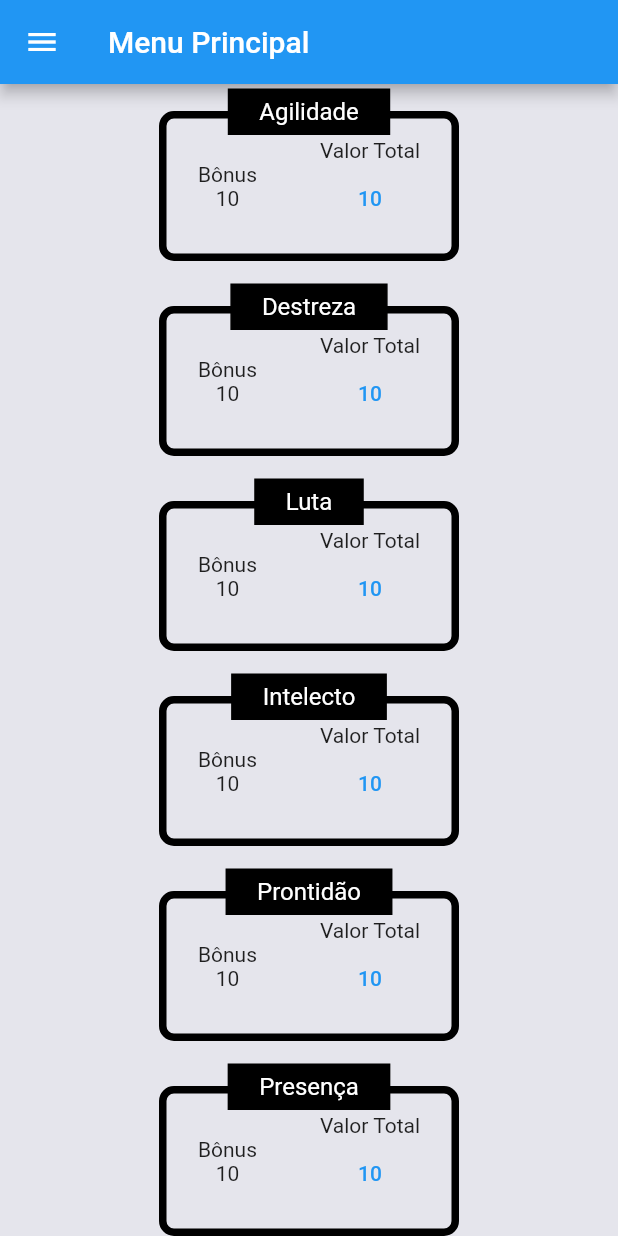
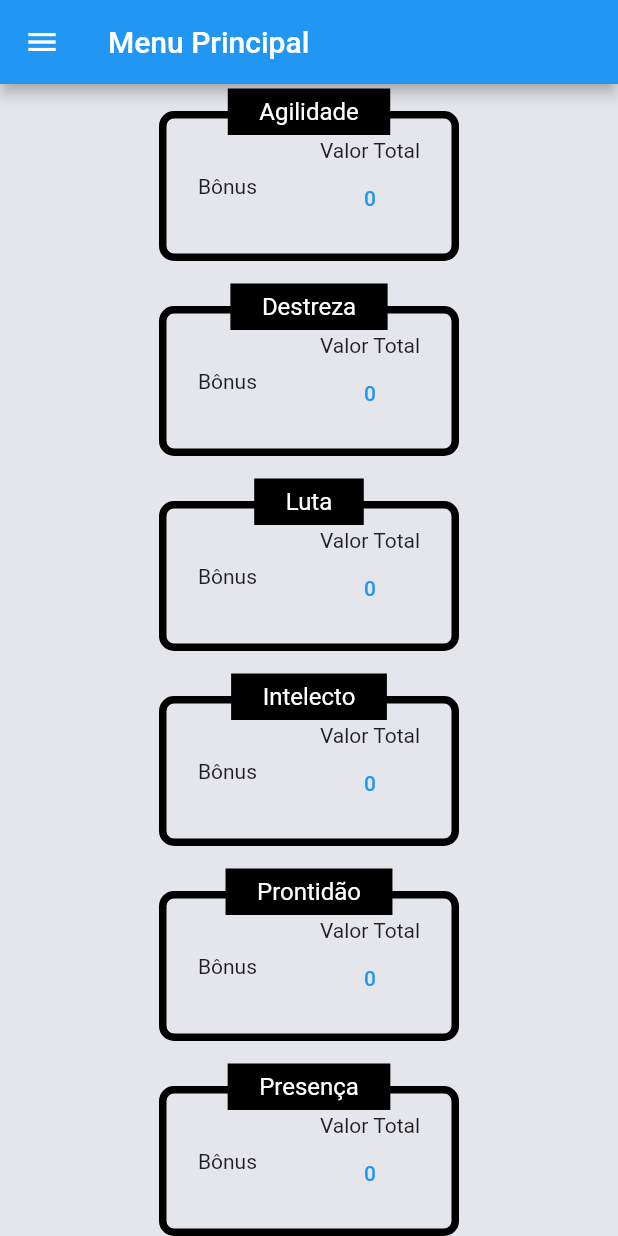
Before and after one commit to B0yEditi0n/FabricaDoMultiverso, a Flutter app: the habilidadesTela screen opened by its route, scrolled down 272 dp, on a phone screen of 412 x 824 dp. Run offline on Flutter 3.47's test engine with Material 2 defaults, Android fonts, the phone set to English and light mode, and no system bars; our stand-ins replace firebase_core, numberpicker; accounts and stored records are empty.

```diff
--- a/lib/habilidades.dart
+++ b/lib/habilidades.dart
@@ -3,13 +3,21 @@ import 'widgets/habilidadeBuilder.dart';
 
 class habilidadesTela extends StatefulWidget {
   // const habilidadesTela({super.key});
+
+  // habilidadesTela(this.stream);
+  // final Stream<int> stream;
+
   @override
   State<habilidadesTela> createState() => _habilidadesTelaState();
 }
 
 class _habilidadesTelaState extends State<habilidadesTela> {
-  var buildHanilidade = HabilidadeBuilder();
+  var buildHabilidade = HabilidadeBuilder();
+
   @override
+  // void initState() {
+  //   super.initState()
+  // }
   Widget build(BuildContext context) {
     return Scaffold(
       backgroundColor: const Color.fromARGB(30, 30, 30, 92),
@@ -40,14 +48,14 @@ class _habilidadesTelaState extends State<habilidadesTela> {
               child: Column(
 
                 children: <Widget> [
-                  buildHanilidade.habilidadeCaixa(context, 'Força', '10', '10'),
-                  buildHanilidade.habilidadeCaixa(context, 'Vigor', '10', '10'),
-                  buildHanilidade.habilidadeCaixa(context, 'Agilidade', '10', '10'),
-                  buildHanilidade.habilidadeCaixa(context, 'Destreza', '10', '10'),
-                  buildHanilidade.habilidadeCaixa(context, 'Luta', '10', '10'),
-                  buildHanilidade.habilidadeCaixa(context, 'Intelecto', '10', '10'),
-                  buildHanilidade.habilidadeCaixa(context, 'Prontidão', '10', '10'),
-                  buildHanilidade.habilidadeCaixa(context, 'Presença', '10', '10'),
+                  buildHabilidade.habilidadeCaixa(context, 'Força', 0, 0),
+                  buildHabilidade.habilidadeCaixa(context, 'Vigor', 0, 0),
+                  buildHabilidade.habilidadeCaixa(context, 'Agilidade', 0, 0),
+                  buildHabilidade.habilidadeCaixa(context, 'Destreza', 0, 0),
+                  buildHabilidade.habilidadeCaixa(context, 'Luta', 0, 0),
+                  buildHabilidade.habilidadeCaixa(context, 'Intelecto', 0, 0),
+                  buildHabilidade.habilidadeCaixa(context, 'Prontidão', 0, 0),
+                  buildHabilidade.habilidadeCaixa(context, 'Presença', 0, 0),
                 ],
               ),
             )
--- a/lib/main.dart
+++ b/lib/main.dart
@@ -7,7 +7,6 @@ import 'firebase_options.dart';
 import './login.dart';
 import './home.dart';
 import './habilidades.dart';
-
 
 
 
@@ -31,6 +30,7 @@ Future<void> main() async {
       '/telaInicio': (context) => homePage(),
       '/habilidadesTela': (context) => habilidadesTela(),
 
+
     },
   ));
 }
--- a/lib/widgets/habilidadeBuilder.dart
+++ b/lib/widgets/habilidadeBuilder.dart
@@ -1,12 +1,21 @@
+
+import 'dart:async';
 import 'package:flutter/material.dart';
 import 'dart:convert';
 import 'package:numberpicker/numberpicker.dart';
+import '../habilidades.dart';
 
-class HabilidadeBuilder {
-  habilidadeCaixa(context, String titulo, String bonus, String total){
+// StreamController<int> streamController = StreamController<int>();
+
+class HabilidadeBuilder{
+
+  var referenc = passParamet();
+
+  Widget  habilidadeCaixa(context, String titulo,  int bonus, int total){
+
     return(
       Padding(
-      padding: EdgeInsets.only(top: 15),
+      padding: const EdgeInsets.only(top: 15),
       child: (
         Stack(
           children: [
@@ -40,9 +49,9 @@ class HabilidadeBuilder {
                       children: [
                         Container(
                           child: Column(
-                            children: [
-                              const Text('Bônus'),
-                              Text(bonus)
+                            children: const [
+                              Text('Bônus'),
+                              //Text(bonus)
                             ]
                           ),
                         ),
@@ -51,9 +60,15 @@ class HabilidadeBuilder {
                             const Text('Valor Total'),
                             TextButton(
                               onPressed: () => {
-                                popUpNumberPicker(context, titulo, int.parse(total))
+                                this.referenc.paramet = total,
+                                this.popUpNumberPicker(context, titulo),
+                                // total = await referenc.thisValue(),
+                                print (total),
+                                this.referenc.paramet
+
                               },
-                              child: Text(total))
+                              child: Text(total.toString())
+                            )
                             //Text(total)
                           ],
                         ),
@@ -87,7 +102,7 @@ class HabilidadeBuilder {
                 ),
               // ),
             ),
-            //  Barra de Titulo
+            //  Fim; Barra de Titulo
           ],
         )
 
@@ -95,39 +110,109 @@ class HabilidadeBuilder {
       )
     );
   }
-  Future<void> popUpNumberPicker(contexto, String titulo, int AtualN) async{
-    // int valueHability = AtualN;
-    return showDialog<void>(
-    context: contexto,
-    barrierDismissible: false, // user must tap button!
-    builder: (BuildContext context) {
-      var _currentValue = AtualN;
-      return AlertDialog(
-        title: Text('Valor de ' + titulo),
+
+  Future<void> showInformationDialog(BuildContext context) async {
+    var _currentValue;
+    return await showDialog(
+        context: context,
+        builder: (context) {
+          // bool isChecked = false;
+
+        return StatefulBuilder(builder: (context, setState) {
+
+        return AlertDialog(
+
+        title: Text('Valor de '),
         content: SingleChildScrollView(
-
           child: ListBody(
             children: <Widget>[
               NumberPicker(
                 value: _currentValue,
                 minValue: 0,
                 maxValue: 50,
-                onChanged: (value) => _currentValue = value),
+                onChanged: (value) => setState(() => _currentValue = value),
+
+
               ),
             ],
           ),
         ),
         actions: <Widget>[
           TextButton(
-            child: const Text('Approve'),
+            child: const Text('Ok'),
             onPressed: () {
               Navigator.of(context).pop();
             },
           ),
         ],
+
+            );
+          });
+        });
+        }
+
+
+
+  Future<void> popUpNumberPicker(BuildContext contexto, String titulo)async {
+
+    // int valueHability = AtualN;
+    //var currentValue = 0;
+    return showDialog(
+    context: contexto,
+    barrierDismissible: false, // user must tap button!
+    builder: (BuildContext context) {
+    return StatefulBuilder(builder: (context, setState) {
+      return AlertDialog(
+        title: Text('Valor de ' + titulo),
+        content: SingleChildScrollView(
+          child: ListBody(
+            children: <Widget>[
+              NumberPicker(
+                value: this.referenc.paramet,
+                minValue: 0,
+                maxValue: 50,
+                onChanged: (value) => setState(() => this.referenc.setValor(value)),
+
+              ),
+            ],
+          ),
+        ),
+        actions: <Widget>[
+          TextButton(
+            child: const Text('Ok'),
+            onPressed: () {
+              Navigator.of(context).pop();
+
+
+            },
+          ),
+        ],
       );
     },
+    );
+    }
   );
+  }
 
+}
+
+//######################################################################
+//  Utilidade de Classes
+//######################################################################
+
+class passParamet{
+  var paramet;
+
+  setValor(newValue)async{
+    this.paramet = newValue;
   }
+  thisValue()async{
+    return this.paramet;
+  }
+
 }
+
+// class buildPopupsUtily extends State<habilidadesTela>  {
+//   @override
+//   return()
+// }
```
